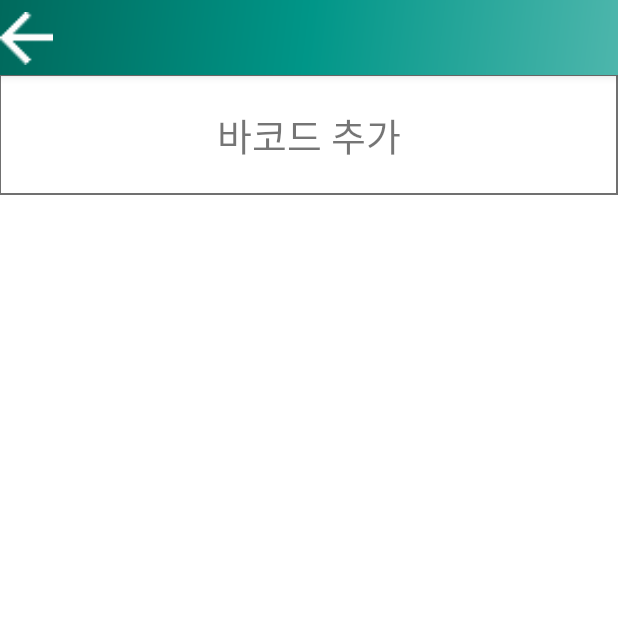
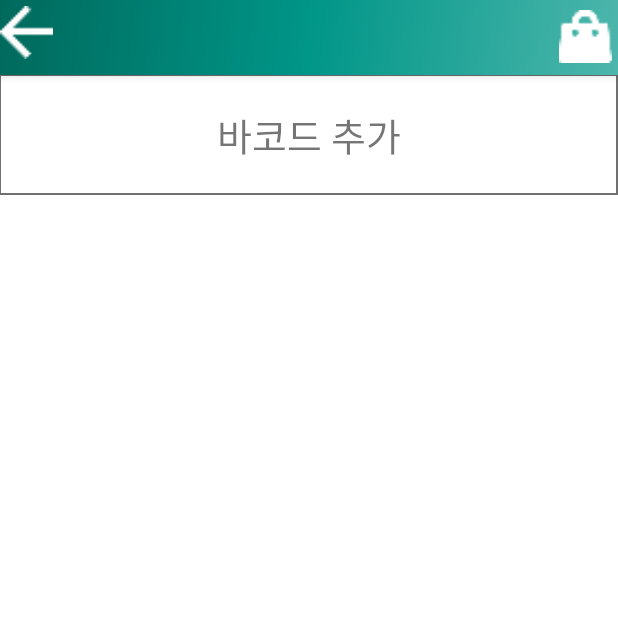
Before and after one commit to gao01java/Hsproject, an Android app: the OrderActivity screen opened directly, with no data from a screen before it, on a phone screen of 412 x 824 dp, the top half of it. Run offline under Robolectric (Android 15) with nearby library versions, the phone set to English and light mode, and no system bars.

Commit message:
BagImage+

```diff
--- a/app/src/main/res/layout/order_main.xml
+++ b/app/src/main/res/layout/order_main.xml
@@ -11,10 +11,11 @@
         android:background="@drawable/side_nav_bar"
         android:theme="@style/Theme.ProjectTest2.AppBarOverlay">
 
+
     <LinearLayout
         android:layout_width="match_parent"
         android:layout_height="50dp"
-        android:orientation="vertical">
+        android:orientation="horizontal">
 
         <ImageButton
             android:id="@+id/bt_back"
@@ -24,25 +25,26 @@
             android:layout_height="35dp"
             android:layout_gravity="center_vertical"
             android:background="@drawable/icon_back" />
+        <ImageButton
+            android:id="@+id/buy_car"
+            android:layout_width="35dp"
+            android:layout_height="35dp"
+            android:layout_marginTop="9dp"
+            android:layout_marginBottom="10dp"
+            android:layout_gravity="center"
+            android:layout_marginLeft="337dp"
+            android:background="@drawable/bag" />
+
+
 
 
     </LinearLayout>
 
-        <!--
-        <androidx.appcompat.widget.Toolbar
-            android:id="@+id/toolbar"
-            android:layout_width="match_parent"
-            android:layout_height="?attr/actionBarSize"
-            android:background="?attr/colorPrimary"
-           app:popupTheme="@style/Theme.ProjectTest2.PopupOverlay"
-            />-->
-
     </com.google.android.material.appbar.AppBarLayout>
-
+            <!-- 바코드 xml -->
     <LinearLayout
         android:layout_width="match_parent"
         android:layout_height="80dp">
-
         <TextView
             android:background="@drawable/barcode"
             android:gravity="center"
@@ -50,11 +52,10 @@
             android:layout_height="match_parent"
             android:textSize="25sp"
             android:text="바코드 추가"/>
-
-
-
     </LinearLayout>
 
 
 
+
+
 </LinearLayout>
```
Also changed, not shown: app/src/main/res/drawable-xxhdpi/bag.png (added), app/src/main/res/drawable-xxhdpi/buy.png (added).
